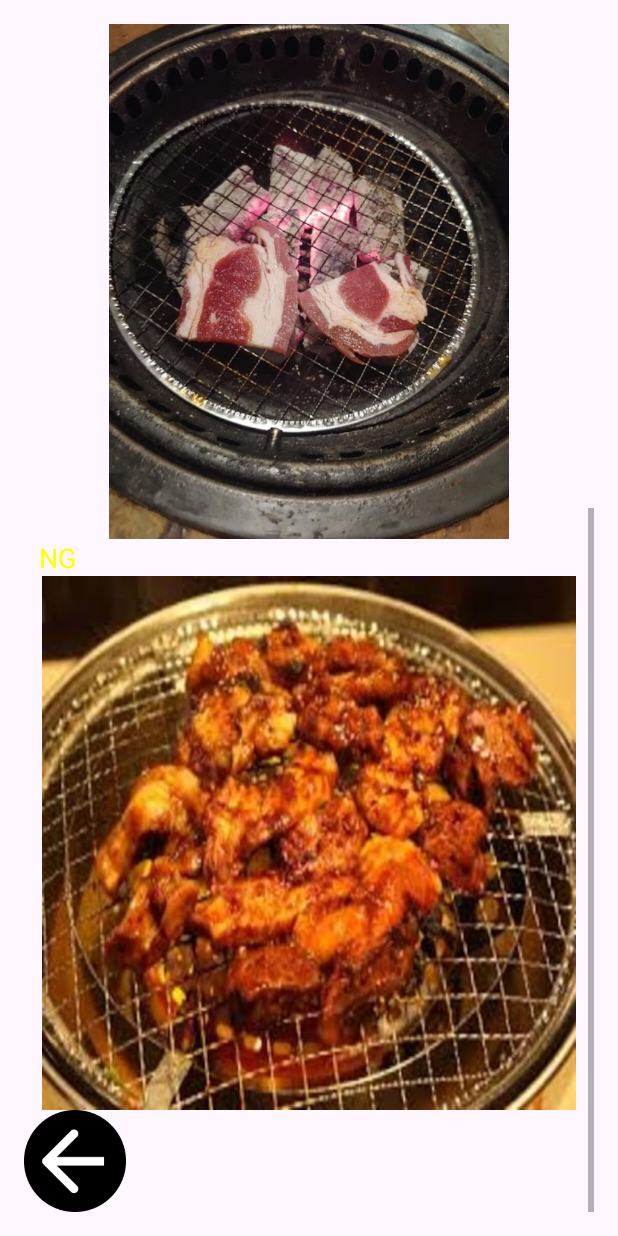
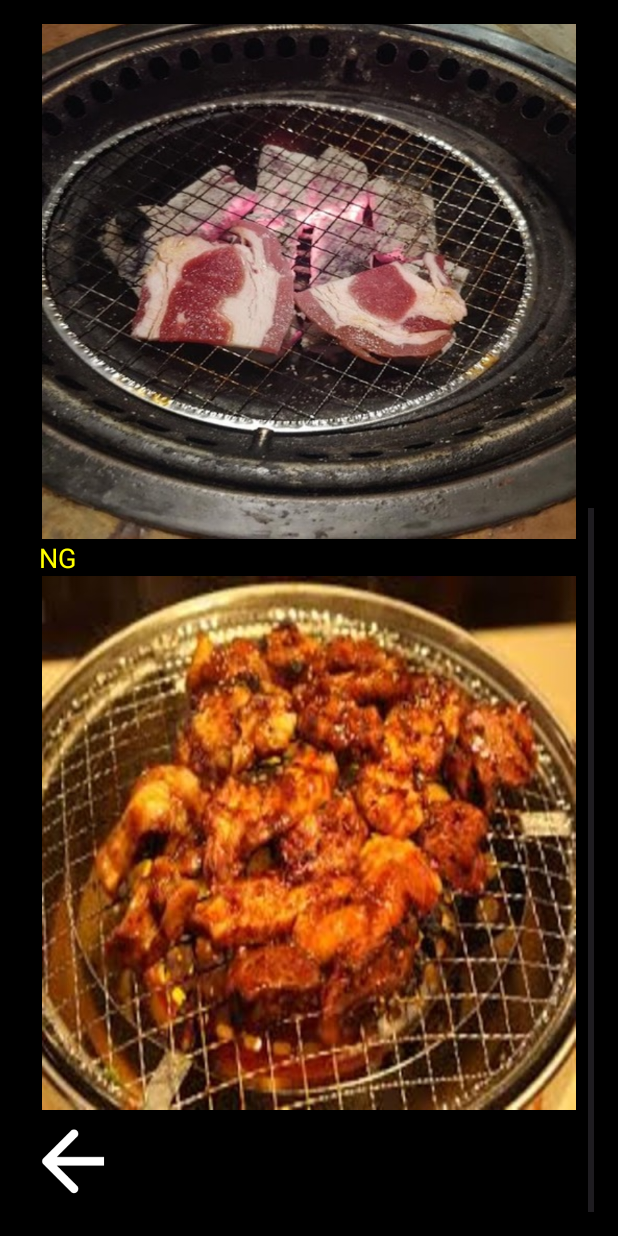
Before and after one commit to ikeuchiii/MeatSafety, an Android app: the HelpActivity screen opened directly, with no data from a screen before it, scrolled down 544 dp, on a phone screen of 412 x 824 dp. Run offline under Robolectric (Android 15) with nearby library versions, the phone set to English and light mode, and no system bars; libraries missing offline, so code that uses them is left out: androidx.camera.core, androidx.camera.lifecycle; 1 statement that could not run was skipped.

Commit message:
最終調整

```diff
--- a/app/src/main/assets/labels.txt
+++ b/app/src/main/assets/labels.txt
@@ -9,3 +9,4 @@
 焦げた肉
 生とり肉
 調理済みのとり肉
+生焼けのとり肉
--- a/app/src/main/res/layout/activity_help.xml
+++ b/app/src/main/res/layout/activity_help.xml
@@ -1,5 +1,6 @@
 <?xml version="1.0" encoding="utf-8"?>
 <LinearLayout xmlns:android="http://schemas.android.com/apk/res/android"
+    android:background="@color/black"
     xmlns:app="http://schemas.android.com/apk/res-auto"
     android:layout_width="match_parent"
     android:layout_height="match_parent"
@@ -20,6 +21,7 @@
             <TextView
                 android:layout_width="wrap_content"
                 android:layout_height="wrap_content"
+
                 android:text="アプリの使用説明\n
 
 Meat Safetyは色覚異常の方向けの肉の焼き加減判定アプリです。\n
@@ -37,7 +39,8 @@ Meat Safetyは色覚異常の方向けの肉の焼き加減判定アプリです
     調理済みが食べれる目安となっています。\n
     パーセントはその判定の信頼度になってい\n    ます。
 ちょいレアは自己責任でお願いしま\n    す。"
-                android:textSize="18sp" />
+                android:textSize="18sp"
+                android:textColor="#FFFFFF"  />
 
             <TextView
                 android:layout_width="wrap_content"
```
Also changed, not shown: app/src/main/res/drawable/_ok_niku.jpg, 1 other file.
